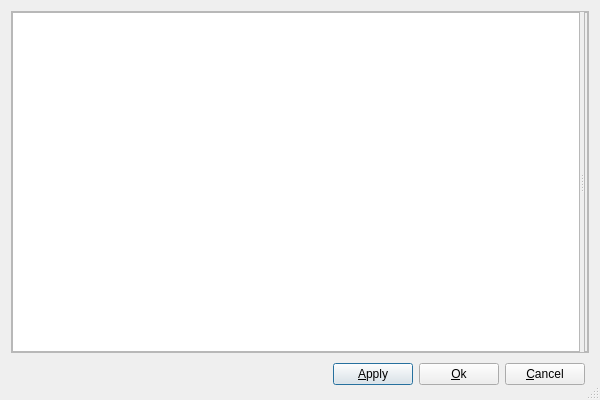
This is com/misc/qt/PropertySheetDialog.ui in Scanframe/sf-mod-app as Qt 5 draws it before an edit. The edited form follows.
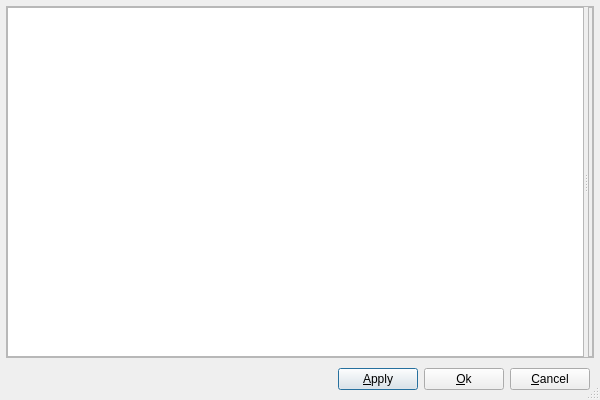
This is the edited form.

```diff
--- a/com/misc/qt/PropertySheetDialog.ui
+++ b/com/misc/qt/PropertySheetDialog.ui
@@ -20,6 +20,18 @@
    <property name="sizeConstraint">
     <enum>QLayout::SetDefaultConstraint</enum>
    </property>
+   <property name="leftMargin">
+    <number>6</number>
+   </property>
+   <property name="topMargin">
+    <number>6</number>
+   </property>
+   <property name="rightMargin">
+    <number>6</number>
+   </property>
+   <property name="bottomMargin">
+    <number>6</number>
+   </property>
    <item>
     <widget class="QSplitter" name="splitter">
      <property name="minimumSize">
```
